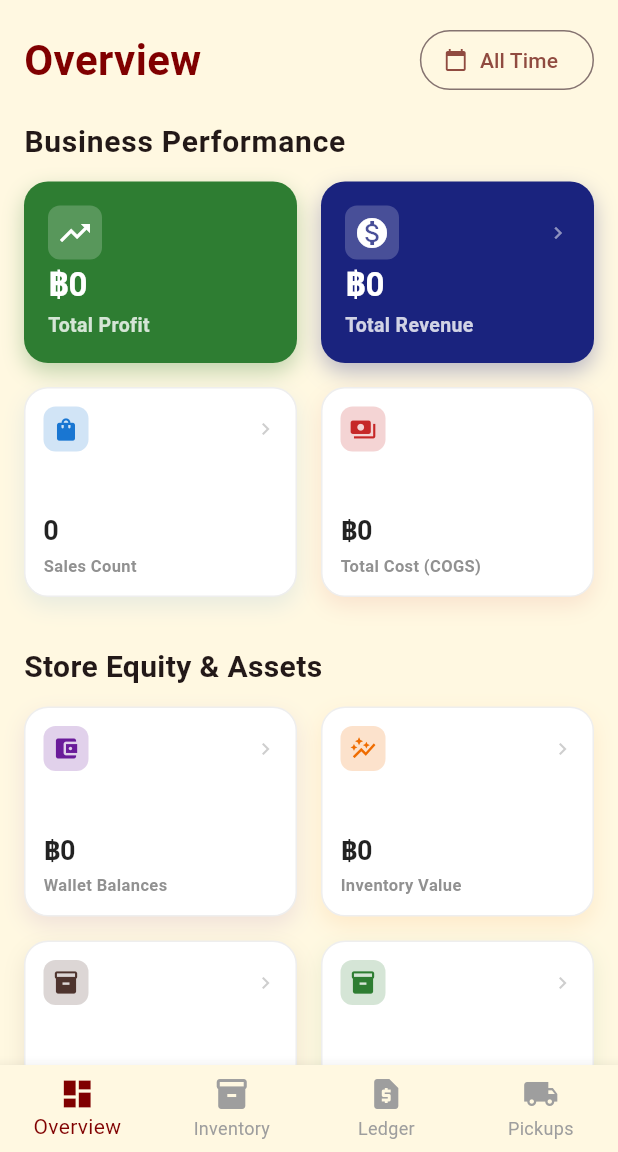
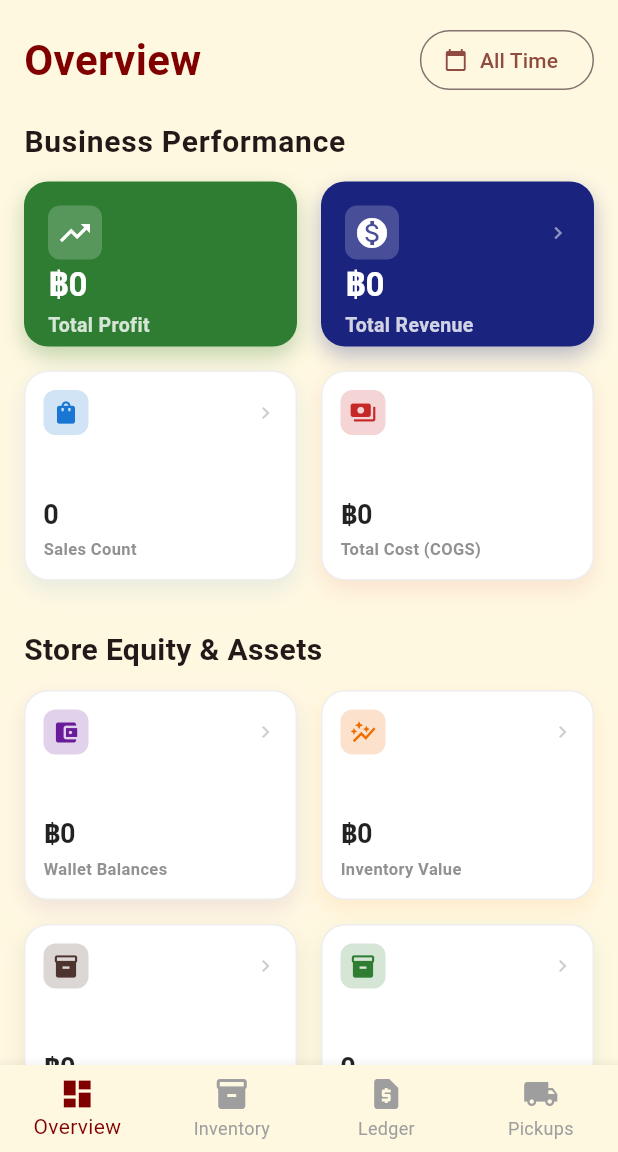
Before and after one commit to pwan67/is770_ssl_store, a Flutter app: the OwnerDashboardPage screen opened directly, on a phone screen of 412 x 824 dp, the part 84-1236 px from its top. Run offline on Flutter 3.47's test engine with Material 3 defaults, Android fonts, the phone set to English and light mode, and no system bars; our stand-ins replace cloud_firestore, firebase_auth, firebase_core, firebase_storage, image_picker; accounts and stored records are empty; network calls fail.

Commit message:
Fix blank screen and layout crash on dashboard due to unbounded height

```diff
--- a/lib/pages/owner/owner_overview_tab.dart
+++ b/lib/pages/owner/owner_overview_tab.dart
@@ -101,7 +101,9 @@ class _OwnerOverviewTabState extends State<OwnerOverviewTab> {
           ),
         ),
         const SizedBox(height: 12),
-        Row(
+        SizedBox(
+          height: 110,
+          child: Row(
             children: [
               Expanded(
                 child: _MetricCard(
@@ -165,6 +167,7 @@ class _OwnerOverviewTabState extends State<OwnerOverviewTab> {
                 ),
               ),
             ],
+          ),
         ),
         const SizedBox(height: 16),
         GridView.count(
@@ -524,6 +527,7 @@ class _MetricCard extends StatelessWidget {
             padding: EdgeInsets.all(isHero ? 16.0 : 12.0),
             child: Column(
               crossAxisAlignment: CrossAxisAlignment.start,
+              mainAxisAlignment: MainAxisAlignment.spaceBetween,
               children: [
                 Row(
                   mainAxisAlignment: MainAxisAlignment.spaceBetween,
@@ -548,23 +552,19 @@ class _MetricCard extends StatelessWidget {
                       ),
                   ],
                 ),
-                const Spacer(),
                 Column(
                   crossAxisAlignment: CrossAxisAlignment.start,
                   children: [
                     StreamBuilder<String>(
                       stream: stream,
                       builder: (context, snapshot) {
-                        return FittedBox(
-                          fit: BoxFit.scaleDown,
-                          child: Text(
+                        return Text(
                           snapshot.data ?? '--',
                           style: TextStyle(
                             fontSize: isHero ? 22 : 18,
                             fontWeight: FontWeight.bold,
                             color: isHero ? Colors.white : Colors.black87,
                             letterSpacing: -0.5,
-                            ),
                           ),
                         );
                       },
```
Lines whose indentation alone changed are shown as unchanged.
